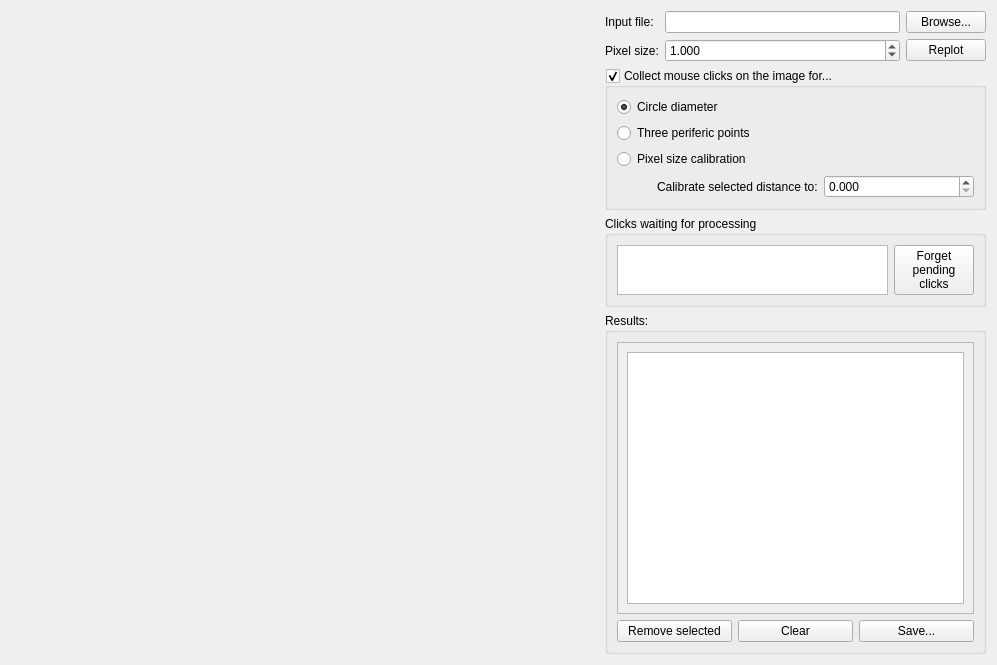
Qt form src/tem_circlefind/tem_circlefind.ui (awacha/tem_circlefind) before a commit.
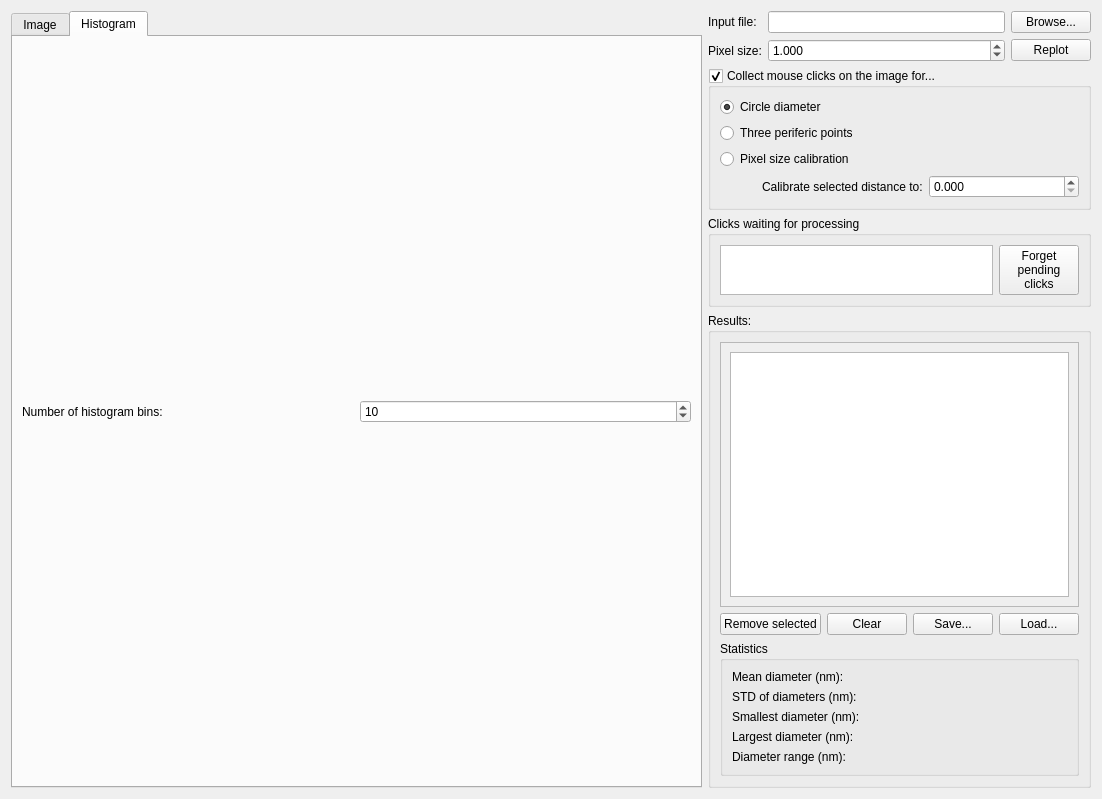
The same form after that commit. The open tabs and pages were chosen to show the change.

Commit message: Statistics and histogram

What changed in the file:
```diff
--- a/src/tem_circlefind/tem_circlefind.ui
+++ b/src/tem_circlefind/tem_circlefind.ui
@@ -6,8 +6,8 @@
    <rect>
     <x>0</x>
     <y>0</y>
-    <width>997</width>
-    <height>665</height>
+    <width>1102</width>
+    <height>799</height>
    </rect>
   </property>
   <property name="sizePolicy">
@@ -158,7 +158,7 @@
            <x>0</x>
            <y>0</y>
            <width>432</width>
-           <height>235</height>
+           <height>210</height>
           </rect>
          </property>
          <property name="sizePolicy">
@@ -205,8 +205,94 @@
           </property>
          </widget>
         </item>
+        <item>
+         <widget class="QPushButton" name="loadResultsPushButton">
+          <property name="text">
+           <string>Load...</string>
+          </property>
+         </widget>
+        </item>
        </layout>
       </item>
+      <item>
+       <widget class="QGroupBox" name="groupBox">
+        <property name="title">
+         <string>Statistics</string>
+        </property>
+        <layout class="QFormLayout" name="formLayout">
+         <item row="0" column="0">
+          <widget class="QLabel" name="label_4">
+           <property name="text">
+            <string>Mean diameter (nm):</string>
+           </property>
+          </widget>
+         </item>
+         <item row="1" column="0">
+          <widget class="QLabel" name="label_5">
+           <property name="text">
+            <string>STD of diameters (nm):</string>
+           </property>
+          </widget>
+         </item>
+         <item row="2" column="0">
+          <widget class="QLabel" name="label_6">
+           <property name="text">
+            <string>Smallest diameter (nm):</string>
+           </property>
+          </widget>
+         </item>
+         <item row="3" column="0">
+          <widget class="QLabel" name="label_7">
+           <property name="text">
+            <string>Largest diameter (nm):</string>
+           </property>
+          </widget>
+         </item>
+         <item row="4" column="0">
+          <widget class="QLabel" name="label_8">
+           <property name="text">
+            <string>Diameter range (nm):</string>
+           </property>
+          </widget>
+         </item>
+         <item row="0" column="1">
+          <widget class="QLabel" name="meanDiameterLabel">
+           <property name="text">
+            <string/>
+           </property>
+          </widget>
+         </item>
+         <item row="1" column="1">
+          <widget class="QLabel" name="stdDiameterLabel">
+           <property name="text">
+            <string/>
+           </property>
+          </widget>
+         </item>
+         <item row="2" column="1">
+          <widget class="QLabel" name="minDiameterLabel">
+           <property name="text">
+            <string/>
+           </property>
+          </widget>
+         </item>
+         <item row="3" column="1">
+          <widget class="QLabel" name="maxDiameterLabel">
+           <property name="text">
+            <string/>
+           </property>
+          </widget>
+         </item>
+         <item row="4" column="1">
+          <widget class="QLabel" name="ptpDiameterLabel">
+           <property name="text">
+            <string/>
+           </property>
+          </widget>
+         </item>
+        </layout>
+       </widget>
+      </item>
      </layout>
     </widget>
    </item>
@@ -217,21 +303,6 @@
      </property>
     </widget>
    </item>
-   <item row="0" column="0" rowspan="5">
-    <widget class="QWidget" name="widget" native="true">
-     <property name="sizePolicy">
-      <sizepolicy hsizetype="Expanding" vsizetype="Preferred">
-       <horstretch>1</horstretch>
-       <verstretch>0</verstretch>
-      </sizepolicy>
-     </property>
-     <layout class="QVBoxLayout" name="verticalLayout_5">
-      <item>
-       <layout class="QVBoxLayout" name="figLayout"/>
-      </item>
-     </layout>
-    </widget>
-   </item>
    <item row="0" column="2">
     <widget class="QLineEdit" name="inputLineEdit">
      <property name="sizePolicy">
@@ -355,6 +426,63 @@
      </property>
     </widget>
    </item>
+   <item row="0" column="0" rowspan="5">
+    <widget class="QTabWidget" name="tabWidget">
+     <property name="sizePolicy">
+      <sizepolicy hsizetype="Expanding" vsizetype="Preferred">
+       <horstretch>1</horstretch>
+       <verstretch>0</verstretch>
+      </sizepolicy>
+     </property>
+     <property name="currentIndex">
+      <number>0</number>
+     </property>
+     <widget class="QWidget" name="tabWidgetPage1" native="true">
+      <attribute name="title">
+       <string>Image</string>
+      </attribute>
+      <layout class="QVBoxLayout" name="verticalLayout_5">
+       <item>
+        <layout class="QVBoxLayout" name="figLayout"/>
+       </item>
+      </layout>
+     </widget>
+     <widget class="QWidget" name="tab">
+      <attribute name="title">
+       <string>Histogram</string>
+      </attribute>
+      <layout class="QVBoxLayout" name="verticalLayout_6">
+       <item>
+        <layout class="QHBoxLayout" name="horizontalLayout_4">
+         <item>
+          <widget class="QLabel" name="label_9">
+           <property name="text">
+            <string>Number of histogram bins:</string>
+           </property>
+          </widget>
+         </item>
+         <item>
+          <widget class="QSpinBox" name="nHistogramBinsSpinBox">
+           <property name="minimum">
+            <number>1</number>
+           </property>
+           <property name="maximum">
+            <number>1000</number>
+           </property>
+           <property name="value">
+            <number>10</number>
+           </property>
+          </widget>
+         </item>
+        </layout>
+       </item>
+       <item>
+        <layout class="QVBoxLayout" name="histogramVerticalLayout" stretch=""/>
+       </item>
+      </layout>
+     </widget>
+    </widget>
+   </item>
   </layout>
  </widget>
  <resources/>
```
The commit also changes 3 other files.
